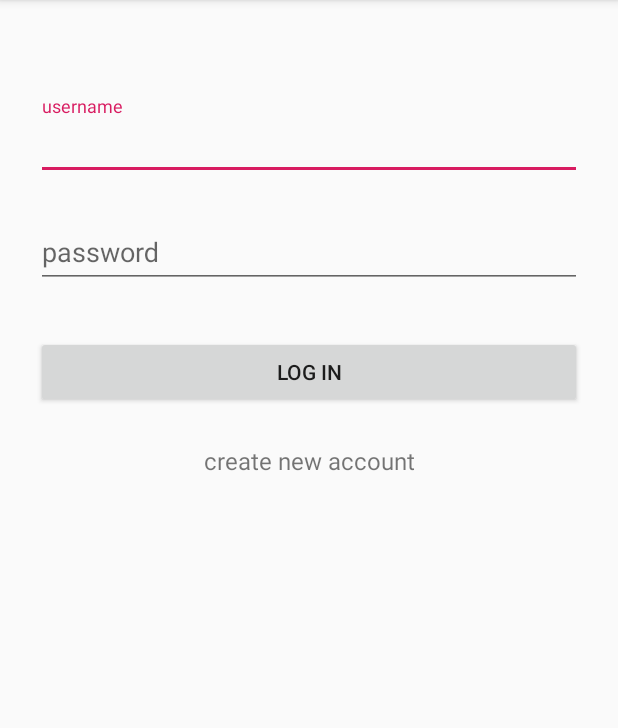
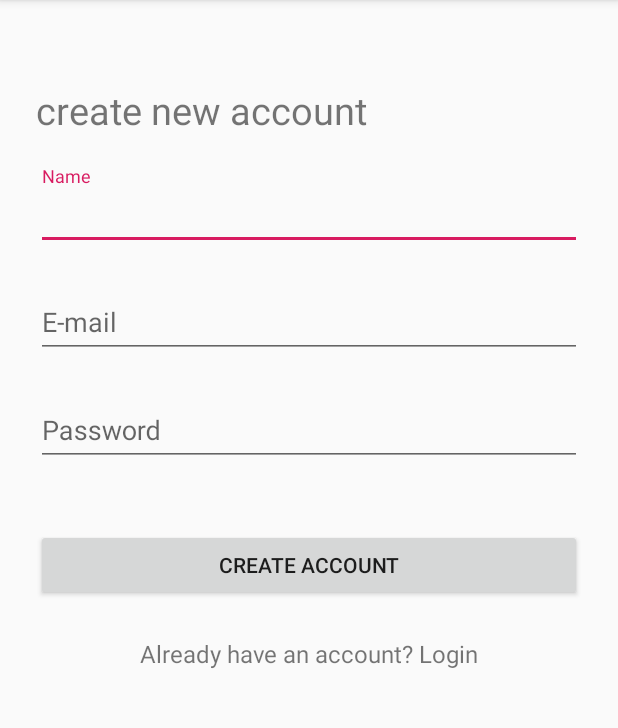
Before and after one commit to anhyesun/ShareChore, an Android app: the screen it shows after launch (LoginActivity before the commit, SignupActivity after it), after a tap on "create new account", on a phone screen of 412 x 824 dp, the part 84-812 px from its top. Run offline under Robolectric (Android 15) with nearby library versions, the phone set to English and light mode, and no system bars; our stand-ins replace ButterKnife.

```diff
--- a/app/src/main/AndroidManifest.xml
+++ b/app/src/main/AndroidManifest.xml
@@ -12,9 +12,11 @@
         <activity android:name=".LoginActivity">
             <intent-filter>
                 <action android:name="android.intent.action.MAIN" />
-
                 <category android:name="android.intent.category.LAUNCHER" />
             </intent-filter>
+        </activity>
+        <activity
+            android:name="com.example.naoreen.cmdf.SignupActivity">
         </activity>
     </application>
 
--- a/app/src/main/java/com/example/naoreen/cmdf/LoginActivity.java
+++ b/app/src/main/java/com/example/naoreen/cmdf/LoginActivity.java
@@ -41,8 +41,9 @@ public class LoginActivity extends AppCompatActivity {
             @Override
             public void onClick(View v){
                 // start sign up activity
-                Intent intent = new Intent(getApplicationContext(), SignupActivity.class);
-                startActivityForResult(intent, REQUEST_SIGNUP);
+                Intent i = new Intent(getApplicationContext(), SignupActivity.class);
+                startActivity(i);
+                //startActivityForResult(intent, REQUEST_SIGNUP);
             }
         });
 
@@ -51,6 +52,8 @@ public class LoginActivity extends AppCompatActivity {
     //TODO: figure out login logic
     public void login(){
         Log.d(TAG, "Login");
+        // for demo: open home screen
+        //Intent i = new Intent(getApplicationContext(), HomeActivity.class);
     }
 
 }
--- a/app/src/main/java/com/example/naoreen/cmdf/SignupActivity.java
+++ b/app/src/main/java/com/example/naoreen/cmdf/SignupActivity.java
@@ -1,5 +1,6 @@
 package com.example.naoreen.cmdf;
 
+import android.content.Intent;
 import android.os.Bundle;
 import android.support.v7.app.AppCompatActivity;
 import android.view.View;
@@ -25,7 +26,9 @@ public class SignupActivity extends AppCompatActivity {
             @Override
             public void onClick(View v) {
                 // Finish the registration screen and return to the Login activity
-                finish();
+                //finish();
+                Intent i = new Intent(getApplicationContext(), LoginActivity.class);
+                startActivity(i);
             }
         });
     }
```
Also changed, not shown: app/src/main/java/com/example/naoreen/cmdf/HomeActivity.java (added, +8 -0 lines), app/src/main/res/layout/activity_home.xml (added, +12 -0 lines).
